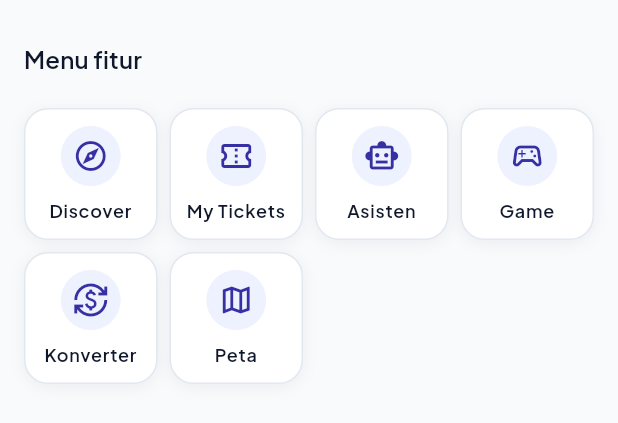
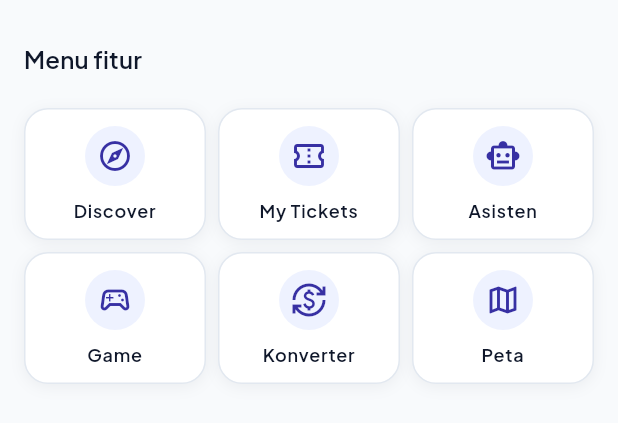
Before and after one commit to eufratt/Code2Ticket, a Flutter app: the _FeatureMenu widget shown alone on an empty page, opened directly, on a phone screen of 412 x 824 dp. Shown: the top 423 px of the screen. Run offline on Flutter 3.47's test engine with Material 3 defaults, Android fonts, the phone set to English and light mode, and no system bars; our stand-ins replace flutter_local_notifications, flutter_map, flutter_secure_storage, geolocator, go_router, google_fonts and 6 more; missing offline and left inert: pointycastle, workmanager; accounts and stored records are empty.

Commit message:
feat: show home feature menu 3 per row

```diff
--- a/app/lib/features/giveaways/home_screen.dart
+++ b/app/lib/features/giveaways/home_screen.dart
@@ -336,13 +336,12 @@ const _featureMenu = [
   ('map', Icons.map_outlined, 'Peta', '/map'),
 ];
 
-/// Grid "Menu fitur": 4 kolom bila tiap kotak cukup lebar untuk label (memperhitungkan skala font), selain itu 2 kolom.
+/// Grid "Menu fitur": 3 kolom per baris.
 class _FeatureMenu extends StatelessWidget {
   const _FeatureMenu();
 
   @override
   Widget build(BuildContext context) {
-    final scale = MediaQuery.textScalerOf(context).scale(12) / 12;
     return Column(
       crossAxisAlignment: CrossAxisAlignment.start,
       children: [
@@ -350,7 +349,7 @@ class _FeatureMenu extends StatelessWidget {
         Padding(
           padding: const EdgeInsets.symmetric(horizontal: Spacing.screen),
           child: LayoutBuilder(builder: (context, box) {
-            final cols = (box.maxWidth - Spacing.s8 * 3) / 4 >= 72 * scale ? 4 : 2;
+            const cols = 3;
             return Column(children: [
               for (var start = 0; start < _featureMenu.length; start += cols)
                 Padding(
```
Also changed, not shown: 1 other file.
